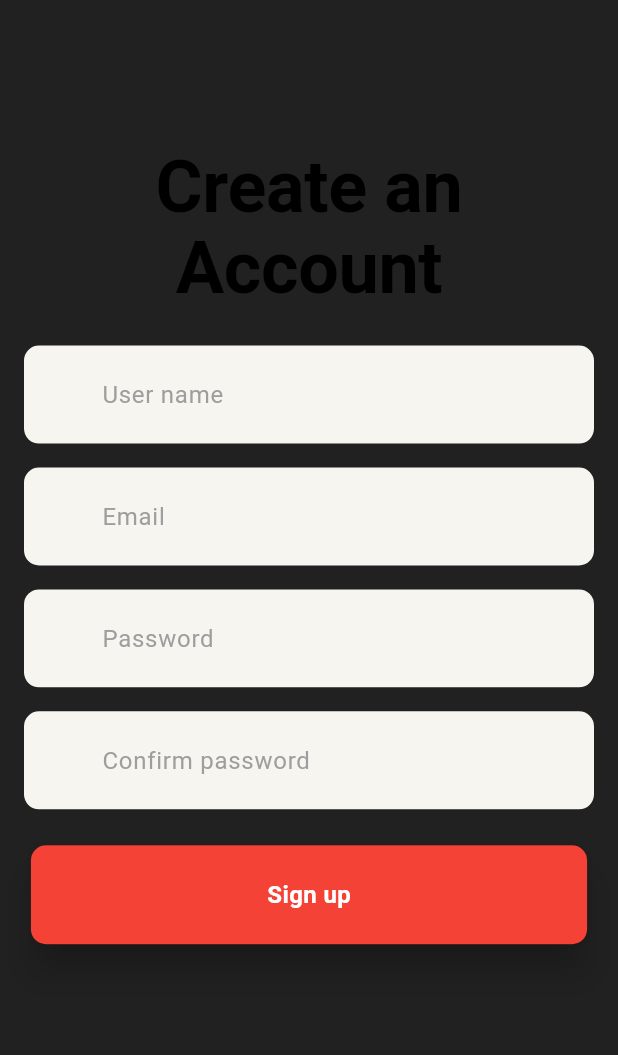
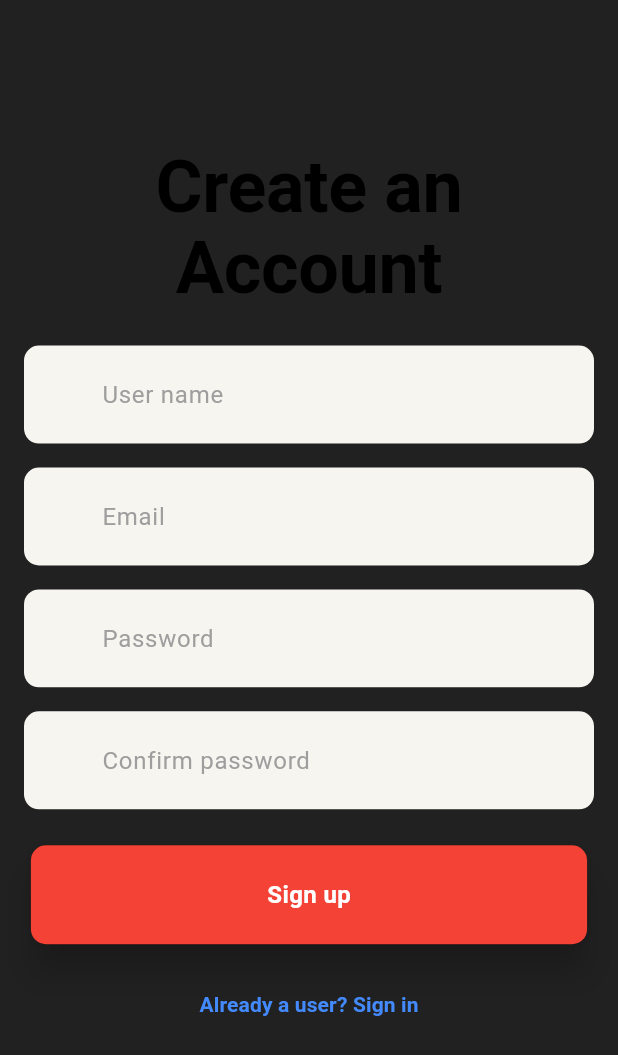
Before and after one commit to SuhailJafrinmk/machine_test_dfine, a Flutter app: the screen it shows after launch, after a tap on "Not a uesr? Sign up", on a phone screen of 412 x 824 dp. Shown: the top 1055 px of the screen. Run offline on Flutter 3.47's test engine with Material 3 defaults, Android fonts, the phone set to English and light mode, and no system bars; our stand-ins replace bloc, cloud_firestore, firebase_auth, firebase_core, flutter_bloc, get_it and 2 more; missing offline and left inert: dart:ffi, dart_either; accounts and stored records are empty.

Commit message:
added splash screen,login logic is moved in to splash screen

```diff
--- /dev/null
+++ b/devtools_options.yaml
@@ -0,0 +1,3 @@
+description: This file stores settings for Dart & Flutter DevTools.
+documentation: https://docs.flutter.dev/tools/devtools/extensions#configure-extension-enablement-states
+extensions:
--- a/lib/features/addtodo/presentation/category_bloc/todo_bloc.dart
+++ b/lib/features/addtodo/presentation/category_bloc/todo_bloc.dart
@@ -15,6 +15,7 @@ class TodoBloc extends Bloc<TodoEvent, TodoState> {
   }
 
   FutureOr<void> addCategory(AddCategory event, Emitter<TodoState> emit)async{
+    emit(TodoLoading());
     final response=await todoRepo.addCategory(event.categoryModel);
     response.fold(ifLeft: (failure){
       emit(TodoError(message: failure.errorMessage));
@@ -26,6 +27,7 @@ class TodoBloc extends Bloc<TodoEvent, TodoState> {
 
 
   FutureOr<void> fetchCategories(FetchCategories event, Emitter<TodoState> emit)async{
+    emit(TodoLoading());
     final response=await todoRepo.getCategories();
     response.fold(
       ifLeft: (failure){
--- a/lib/features/addtodo/presentation/category_bloc/todo_state.dart
+++ b/lib/features/addtodo/presentation/category_bloc/todo_state.dart
@@ -3,6 +3,7 @@ part of 'todo_bloc.dart';
 @immutable
 sealed class TodoState {}
 final class TodoInitial extends TodoState {}
+class TodoLoading extends TodoState{}
 class FetcedCategories extends TodoState{
   final List<CategoryModel> categoryModel;
   FetcedCategories({required this.categoryModel});
--- a/lib/features/authentication/presentation/pages/sign_up.dart
+++ b/lib/features/authentication/presentation/pages/sign_up.dart
@@ -3,6 +3,7 @@ import 'package:flutter_bloc/flutter_bloc.dart';
 import 'package:machine_test_dfine/core/validations.dart';
 import 'package:machine_test_dfine/features/authentication/data/models/user_model.dart';
 import 'package:machine_test_dfine/features/authentication/presentation/bloc/auth_bloc.dart';
+import 'package:machine_test_dfine/features/authentication/presentation/pages/sign_in.dart';
 import 'package:machine_test_dfine/features/common_widgets/custom_button.dart';
 import 'package:machine_test_dfine/features/common_widgets/custom_textfield.dart';
 
@@ -83,14 +84,27 @@ class _SignUpPageState extends State<SignUpPage> {
                     buttonLabel: 'Sign up',
                     ontap: () {
                       if (formKey.currentState!.validate()) {
-                     BlocProvider.of<AuthBloc>(context).add(
-                      SignUpUserClickedEvent(
-                        userModel: UserModel(
-                       email: emailController.text.trim(),
-                       name: userNameController.text.trim(),
-                       password: passwordController.text.trim())));
+                        BlocProvider.of<AuthBloc>(context).add(
+                          SignUpUserClickedEvent(
+                            userModel: UserModel(
+                              email: emailController.text.trim(),
+                              name: userNameController.text.trim(),
+                              password: passwordController.text.trim(),
+                            ),
+                          ),
+                        );
                       }
                     },
+                  ),
+                  const SizedBox(height: 16),
+                  TextButton(
+                    onPressed: () {
+                      Navigator.push(context, MaterialPageRoute(builder: (context)=>const SignInPage()));
+                    },
+                    child: const Text(
+                      "Already a user? Sign in",
+                      style: TextStyle(color: Colors.blueAccent),
+                    ),
                   ),
                 ],
               ),
--- /dev/null
+++ b/lib/features/authentication/presentation/pages/splash_screen.dart
@@ -0,0 +1,76 @@
+import 'dart:async';
+import 'package:firebase_auth/firebase_auth.dart';
+import 'package:flutter/material.dart';
+import 'package:machine_test_dfine/features/addtodo/presentation/pages/all_categories_page.dart';
+import 'package:machine_test_dfine/features/authentication/presentation/pages/sign_in.dart';
+
+class SplashScreen extends StatefulWidget {
+  const SplashScreen({Key? key}) : super(key: key);
+
+  @override
+  _SplashScreenState createState() => _SplashScreenState();
+}
+
+class _SplashScreenState extends State<SplashScreen> {
+  @override
+  void initState() {
+    super.initState();
+    Timer(const Duration(seconds: 3), () {
+      _checkUserLoggedIn();
+    });
+  }
+
+  void _checkUserLoggedIn() {
+    User? user = FirebaseAuth.instance.currentUser;
+    if (user != null) {
+      Navigator.pushReplacement(
+        context,
+        MaterialPageRoute(builder: (context) => const TodoCategoriesPage()),
+      );
+    } else {
+      Navigator.pushReplacement(
+        context,
+        MaterialPageRoute(builder: (context) => const SignInPage()),
+      );
+    }
+  }
+
+  @override
+  Widget build(BuildContext context) {
+    return Scaffold(
+      backgroundColor: Colors.blueAccent, // Background color of the splash screen
+      body: Center(
+        child: Column(
+          mainAxisAlignment: MainAxisAlignment.center,
+          children: [
+            // App Logo or Icon
+            Icon(
+              Icons.check_circle_outline,
+              size: 100.0,
+              color: Colors.white,
+            ),
+            const SizedBox(height: 20),
+            // App Name
+            const Text(
+              'Todo App',
+              style: TextStyle(
+                fontSize: 28,
+                fontWeight: FontWeight.bold,
+                color: Colors.white,
+              ),
+            ),
+            const SizedBox(height: 10),
+            // Slogan or Tagline (Optional)
+            const Text(
+              'Get Things Done!',
+              style: TextStyle(
+                fontSize: 18,
+                color: Colors.white70,
+              ),
+            ),
+          ],
+        ),
+      ),
+    );
+  }
+}
--- a/lib/main.dart
+++ b/lib/main.dart
@@ -9,6 +9,7 @@
 import 'package:machine_test_dfine/features/addtodo/presentation/todo_bloc/manage_todo_bloc.dart';
 import 'package:machine_test_dfine/features/authentication/data/repositories/auth_repository.dart';
 import 'package:machine_test_dfine/features/authentication/presentation/bloc/auth_bloc.dart';
+import 'package:machine_test_dfine/features/authentication/presentation/pages/splash_screen.dart';
 import 'package:machine_test_dfine/firebase_options.dart';
 import 'injection_container.dart' as di;
 
@@ -41,7 +42,7 @@
       child: MaterialApp(
         theme: darkTheme,
         debugShowCheckedModeBanner: false,
-        home: UtilityFunctions.checkLogin(),
+        home: const SplashScreen(),
       ),
     );
   }
```
Also changed, not shown: lib/features/addtodo/presentation/pages/all_categories_page.dart (+53 -31 lines), lib/features/addtodo/presentation/pages/category_todos_page.dart (+16 -4 lines).
